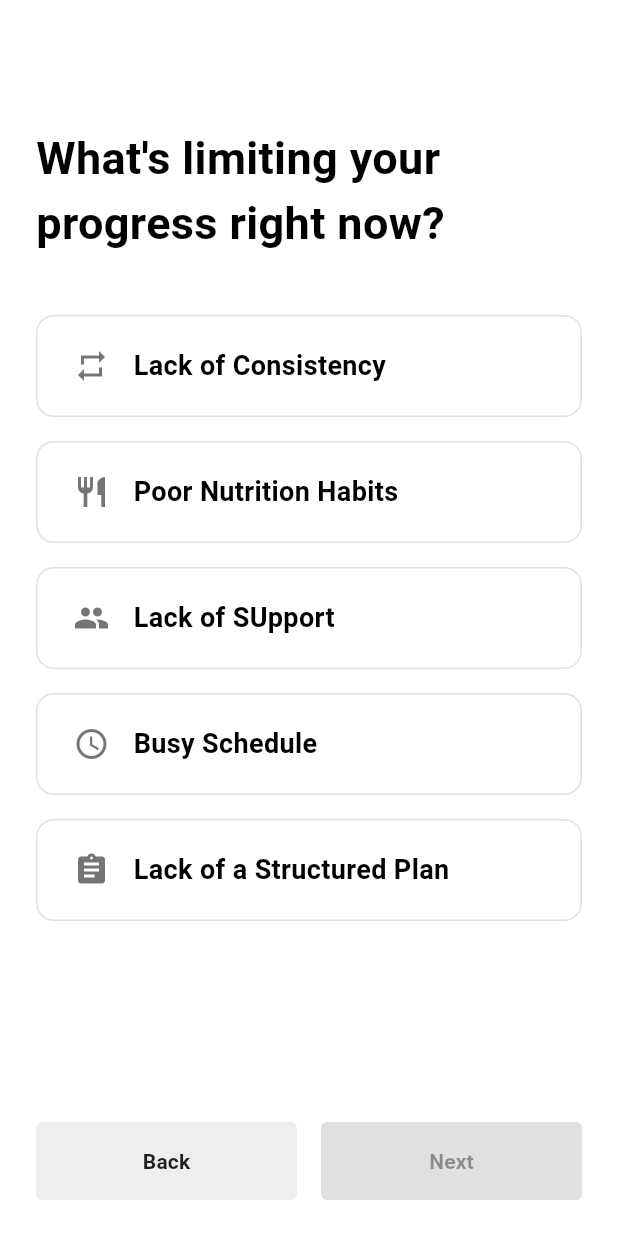
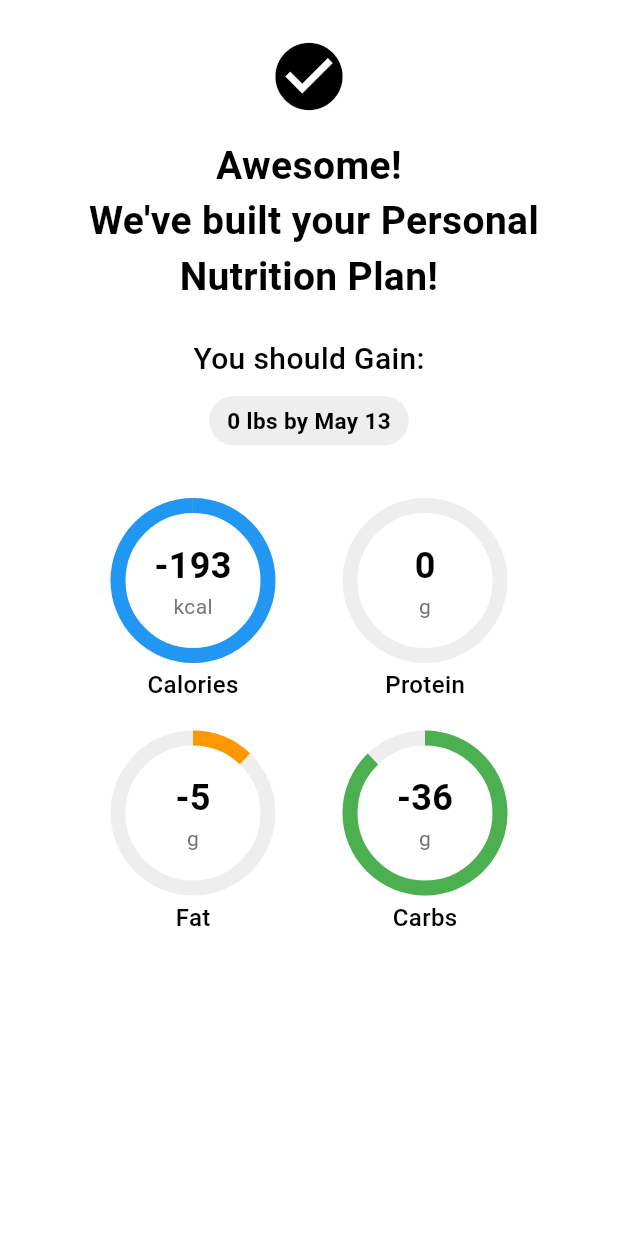
Before and after one commit to NandanaK18/1app, a Flutter app: the WeightPaceScreen screen opened directly with empty values, after a tap on "Next", on a phone screen of 412 x 824 dp. Run offline on Flutter 3.47's test engine with Material 3 defaults, Android fonts, the phone set to English and light mode, and no system bars.

Commit message:
results screen, basic 4 macro circles

```diff
--- /dev/null
+++ b/lib/screens/results_screen.dart
@@ -0,0 +1,320 @@
+import 'package:flutter/material.dart';
+import 'dart:math';
+
+class ResultsScreen extends StatelessWidget {
+  final String gender;
+  final double weight;
+  final bool isWeightInKg;
+  final double height;
+  final bool isHeightInCm;
+  final int age;
+  final String activityLevel;
+  final String goal;
+  final double targetWeight;
+  final double pace;
+  final double proteinRatio;
+  final double fatRatio;
+  final bool isAthlete;
+  final double? bodyFatPercentage;
+
+  const ResultsScreen({
+    Key? key,
+    required this.gender,
+    required this.weight,
+    required this.isWeightInKg,
+    required this.height,
+    required this.isHeightInCm,
+    required this.age,
+    required this.activityLevel,
+    required this.goal,
+    required this.targetWeight,
+    required this.pace,
+    required this.proteinRatio,
+    required this.fatRatio,
+    required this.isAthlete,
+    this.bodyFatPercentage,
+  }) : super(key: key);
+
+  // BMR calculation using Mifflin-St Jeor formula
+  double _calculateBMR() {
+    double weightInKg = isWeightInKg ? weight : weight * 0.453592;
+    double heightInCm = isHeightInCm ? height : height * 2.54;
+
+    double bmr;
+    if (gender == 'Male') {
+      bmr = (10 * weightInKg) + (6.25 * heightInCm) - (5 * age) + 5;
+    } else {
+      bmr = (10 * weightInKg) + (6.25 * heightInCm) - (5 * age) - 161;
+    }
+    return bmr;
+  }
+
+  // TDEE calculation based on activity level
+  double _calculateTDEE() {
+    double bmr = _calculateBMR();
+    double activityMultiplier;
+
+    switch (activityLevel) {
+      case 'sedentary':
+        activityMultiplier = 1.2;
+        break;
+      case 'lightly_active':
+        activityMultiplier = 1.375;
+        break;
+      case 'moderately_active':
+        activityMultiplier = 1.55;
+        break;
+      case 'very_active':
+        activityMultiplier = 1.725;
+        break;
+      case 'extra_active':
+        activityMultiplier = 1.9;
+        break;
+      default:
+        activityMultiplier = 1.2;
+    }
+
+    return bmr * activityMultiplier;
+  }
+
+  // Calculate target calories based on goal
+  double _calculateTargetCalories() {
+    double tdee = _calculateTDEE();
+    double goalFactor = 1.0;
+
+    if (goal == 'Lose Weight') {
+      goalFactor = 0.8; // 20% deficit
+    } else if (goal == 'Gain Weight') {
+      goalFactor = 1.2; // 20% surplus
+    }
+
+    return tdee * goalFactor;
+  }
+
+  // Calculate macros
+  Map<String, int> _calculateMacros() {
+    double calories = _calculateTargetCalories();
+    double weightInKg = isWeightInKg ? weight : weight * 0.453592;
+
+    // Calculate protein based on ratio (g/kg of body weight)
+    double proteinGrams = weightInKg * proteinRatio;
+    double proteinCalories = proteinGrams * 4;
+
+    // Calculate fat based on percentage of total calories
+    double fatCalories = calories * (fatRatio / 100);
+    double fatGrams = fatCalories / 9;
+
+    // Calculate remaining calories for carbs
+    double remainingCalories = calories - proteinCalories - fatCalories;
+    double carbGrams = remainingCalories / 4;
+
+    return {
+      'calories': calories.round(),
+      'protein': proteinGrams.round(),
+      'fat': fatGrams.round(),
+      'carbs': carbGrams.round(),
+    };
+  }  String _getTargetDate() {
+    if (goal == 'Maintain Weight' || pace == 0) {
+      return '';
+    }
+    final double weightDifference = (targetWeight - weight).abs();
+    final int weeksNeeded = (weightDifference / pace).ceil();
+    final DateTime targetDate = DateTime.now().add(Duration(days: weeksNeeded * 7));
+
+    return '${_getMonthName(targetDate.month)} ${targetDate.day}';
+  }
+
+  String _getMonthName(int month) {
+    const months = [
+      'January', 'February', 'March', 'April', 'May', 'June',
+      'July', 'August', 'September', 'October', 'November', 'December'
+    ];
+    return months[month - 1];
+  }
+
+  Widget _buildMacroCircle(String title, int value, String unit, Color color, double percentage) {
+    return Column(
+      children: [
+        Stack(
+          alignment: Alignment.center,
+          children: [
+            SizedBox(
+              width: 100,
+              height: 100,
+              child: CircularProgressIndicator(
+                value: percentage,
+                backgroundColor: Colors.grey[200],
+                color: color,
+                strokeWidth: 10,
+              ),
+            ),
+            Column(
+              mainAxisSize: MainAxisSize.min,
+              children: [
+                Text(
+                  value.toString(),
+                  style: const TextStyle(
+                    fontSize: 24,
+                    fontWeight: FontWeight.bold,
+                  ),
+                ),
+                Text(
+                  unit,
+                  style: TextStyle(
+                    fontSize: 14,
+                    color: Colors.grey[600],
+                  ),
+                ),
+              ],
+            ),
+          ],
+        ),
+        const SizedBox(height: 8),
+        Text(
+          title,
+          style: const TextStyle(
+            fontSize: 16,
+            fontWeight: FontWeight.w500,
+          ),
+        ),
+      ],
+    );
+  }
+
+  @override
+  Widget build(BuildContext context) {
+    final macros = _calculateMacros();
+    final targetDate = _getTargetDate();
+    final weightDiff = (targetWeight - weight).abs();
+    final String unit = isWeightInKg ? 'kg' : 'lbs';
+
+    return Scaffold(
+      body: Container(
+        color: Colors.white,
+        child: SafeArea(
+          child: Padding(
+            padding: const EdgeInsets.all(24.0),
+            child: Column(
+              crossAxisAlignment: CrossAxisAlignment.stretch,
+              children: [
+                // Success indicator and message
+                const Center(
+                  child: Icon(
+                    Icons.check_circle,
+                    color: Colors.black,
+                    size: 54,
+                  ),
+                ),
+                const SizedBox(height: 14),
+                const Text(
+                  'Awesome!\n We\'ve built your Personal Nutrition Plan!',
+                  textAlign: TextAlign.center,
+                  style: TextStyle(
+                    fontSize: 26,
+                    fontWeight: FontWeight.bold,
+                    color: Colors.black,
+                  ),
+                ),
+                const SizedBox(height: 22),                // Goal text
+                Center(
+                  child: Text(
+                    goal == 'Maintain Weight'
+                        ? 'You should Maintain:'
+                        : goal == 'Lose Weight'
+                            ? 'You should Lose:'
+                            : 'You should Gain:',
+                    style: const TextStyle(
+                      fontSize: 20,
+                      fontWeight: FontWeight.w500,
+                      color: Colors.black,
+                    ),
+                  ),
+                ),
+                const SizedBox(height: 10),
+
+                // Weight and target date in capsule
+                Center(
+                  child: Container(padding: const EdgeInsets.symmetric(horizontal: 12, vertical: 6),
+                    decoration: BoxDecoration(
+                      color: Colors.grey[200],
+                      borderRadius: BorderRadius.circular(20),
+                    ),                    child: Row(
+                      mainAxisSize: MainAxisSize.min,
+                      crossAxisAlignment: CrossAxisAlignment.baseline,
+                      textBaseline: TextBaseline.alphabetic,
+                      children: [
+                        Text(
+                          goal == 'Maintain Weight'
+                              ? '${weight.toStringAsFixed(0)} $unit'
+                              : '${weightDiff.toStringAsFixed(0)} $unit',                          style: const TextStyle(
+                            fontSize: 15,
+                            fontWeight: FontWeight.bold,
+                            color: Colors.black,
+                          ),
+                        ),
+                        if (goal != 'Maintain Weight' && targetDate.isNotEmpty) ...[
+                          const SizedBox(width: 4),
+                          Text(
+                            'by $targetDate',
+                            style: const TextStyle(
+                              fontSize: 15,
+                              fontWeight: FontWeight.bold,
+                              color: Colors.black,
+                            ),
+                          ),
+                        ],
+                      ],
+                    ),
+                  ),
+                ),
+                const SizedBox(height: 40),
+
+                // Macro circles
+                Row(
+                  mainAxisAlignment: MainAxisAlignment.spaceEvenly,
+                  children: [
+                    _buildMacroCircle(
+                      'Calories',
+                      macros['calories']!,
+                      'kcal',
+                      Colors.blue,
+                      1.0,
+                    ),
+                    _buildMacroCircle(
+                      'Protein',
+                      macros['protein']!,
+                      'g',
+                      Colors.red,
+                      macros['protein']! / (macros['protein']! + macros['fat']! + macros['carbs']!),
+                    ),
+                  ],
+                ),
+                const SizedBox(height: 24),
+                Row(
+                  mainAxisAlignment: MainAxisAlignment.spaceEvenly,
+                  children: [
+                    _buildMacroCircle(
+                      'Fat',
+                      macros['fat']!,
+                      'g',
+                      Colors.orange,
+                      macros['fat']! / (macros['protein']! + macros['fat']! + macros['carbs']!),
+                    ),
+                    _buildMacroCircle(
+                      'Carbs',
+                      macros['carbs']!,
+                      'g',
+                      Colors.green,
+                      macros['carbs']! / (macros['protein']! + macros['fat']! + macros['carbs']!),
+                    ),
+                  ],
+                ),
+              ],
+            ),
+          ),
+        ),
+      ),
+    );
+  }
+}
--- a/lib/screens/summary_screen.dart
+++ b/lib/screens/summary_screen.dart
@@ -5,6 +5,7 @@ import 'gender_selection_screen.dart';
 import 'goal_selection_screen.dart';
 import 'height_selection_screen.dart';
 import 'weight_selection_screen.dart';
+import 'results_screen.dart';
 
 class SummaryScreen extends StatelessWidget {
   final String gender;
@@ -346,9 +347,39 @@ class SummaryScreen extends StatelessWidget {
                     ),
                     const SizedBox(width: 16),
                     Expanded(
-                      child: ElevatedButton(
-                        onPressed: () {
-                          // TODO: Navigate to results screen
+                      child: ElevatedButton(                        onPressed: () {
+                          double targetWeight = weight;
+                          double pace = 0.0;
+
+                          if (goal == 'Lose Weight') {
+                            targetWeight = weight - (isWeightInKg ? 10 : 22); // -10kg or -22lbs
+                            pace = isWeightInKg ? 0.8 : 1.5; // 0.8kg/week or 1.5lbs/week default
+                          } else if (goal == 'Gain Weight') {
+                            targetWeight = weight + (isWeightInKg ? 10 : 22); // +10kg or +22lbs
+                            pace = isWeightInKg ? 0.8 : 1.5; // 0.8kg/week or 1.5lbs/week default
+                          }
+
+                          Navigator.push(
+                            context,
+                            MaterialPageRoute(
+                              builder: (context) => ResultsScreen(
+                                gender: gender,
+                                weight: weight,
+                                isWeightInKg: isWeightInKg,
+                                height: height,
+                                isHeightInCm: isHeightInCm,
+                                age: age,
+                                activityLevel: activityLevel,
+                                goal: goal,
+                                proteinRatio: proteinRatio,
+                                fatRatio: fatRatio,
+                                targetWeight: targetWeight,
+                                pace: pace,
+                                isAthlete: isAthlete,
+                                bodyFatPercentage: bodyFatPercentage,
+                              ),
+                            ),
+                          );
                         },
                         style: ElevatedButton.styleFrom(
                           backgroundColor: Colors.black,
--- a/lib/screens/weight_pace_screen.dart
+++ b/lib/screens/weight_pace_screen.dart
@@ -1,5 +1,5 @@
 import 'package:flutter/material.dart';
-import 'progress_limitations_screen.dart';
+import 'results_screen.dart';
 
 class WeightPaceScreen extends StatefulWidget {
   final String gender;
@@ -274,10 +274,10 @@ class _WeightPaceScreenState extends State<WeightPaceScreen> {
                     const SizedBox(width: 16),
                     Expanded(
                       child: ElevatedButton(
-                        onPressed: () {
-                          Navigator.push(
+                        onPressed: () {                          Navigator.push(
                             context,
-                            MaterialPageRoute(                              builder: (context) => ProgressLimitationsScreen(
+                            MaterialPageRoute(
+                              builder: (context) => ResultsScreen(
                                 gender: widget.gender,
                                 weight: widget.weight,
                                 isWeightInKg: widget.isWeightInKg,
@@ -286,6 +286,11 @@ class _WeightPaceScreenState extends State<WeightPaceScreen> {
                                 age: widget.age,
                                 activityLevel: widget.activityLevel,
                                 goal: widget.goal,
+                                targetWeight: widget.targetWeight,
+                                pace: _pace,
+                                proteinRatio: 1.8, // Default value, modify if needed
+                                fatRatio: 25.0, // Default value, modify if needed
+                                isAthlete: false, // Default value, modify if needed
                               ),
                             ),
                           );
```
Also changed, not shown: 1 other file.
